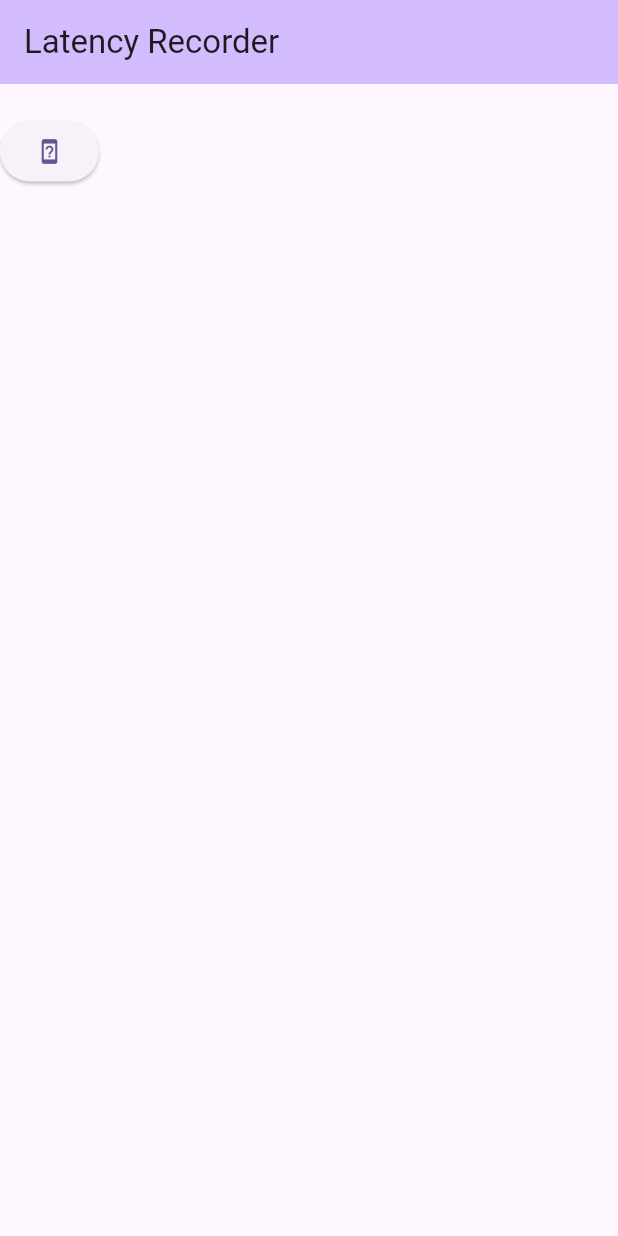
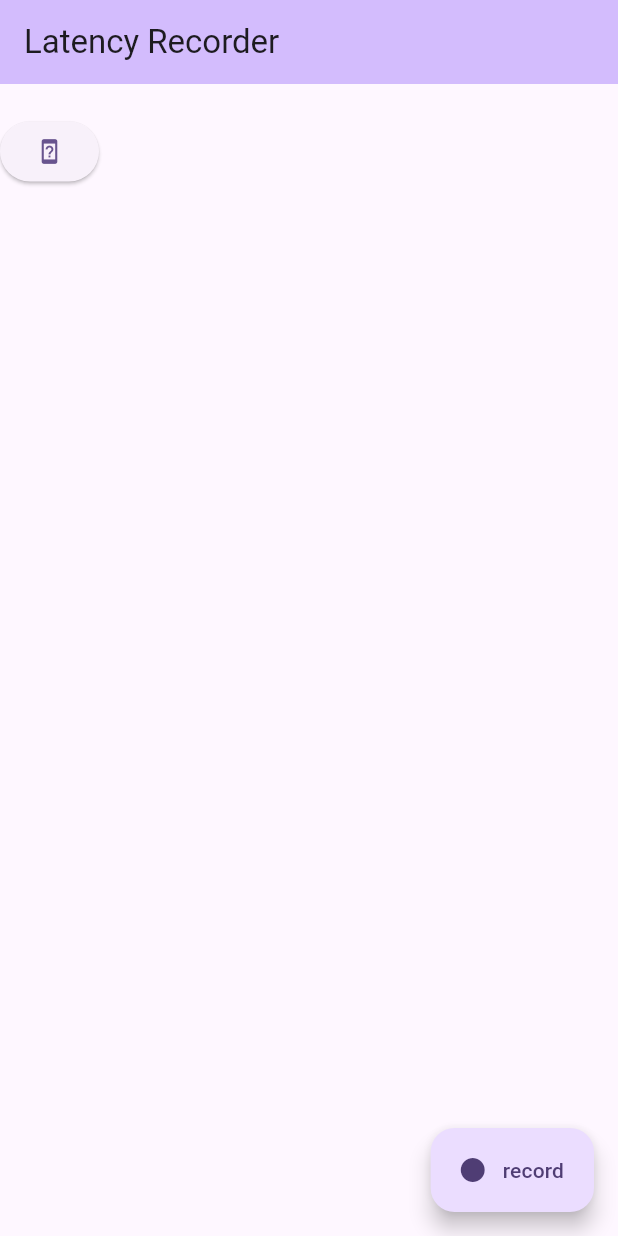
Before and after one commit to JasperVanDenBosch/electrotime, a Flutter app: the screen it shows after launch, on a phone screen of 412 x 824 dp. Run offline on Flutter 3.47's test engine with Material 3 defaults, Android fonts, the phone set to English and light mode, and no system bars; missing offline and left inert: flutter_libserialport.

Commit message:
record button, steps towards device dialog

```diff
--- a/gui/lib/home.dart
+++ b/gui/lib/home.dart
@@ -1,11 +1,11 @@
 import 'package:flutter/material.dart';
 import 'package:latrec/ports.dart';
-
+import 'package:latrec/recordbutton.dart';
 
 class HomePage extends StatefulWidget {
-  const HomePage({super.key, required this.title});
+  const HomePage({super.key});
 
-  final String title;
+  static const title = 'Latency Recorder';
 
   @override
   State<HomePage> createState() => _HomePageState();
@@ -13,6 +13,7 @@ class HomePage extends StatefulWidget {
 
 class _HomePageState extends State<HomePage> {
   String? selectedPortAddress;
+  bool recording = false;
 
   @override
   void initState() {
@@ -21,15 +22,12 @@ class _HomePageState extends State<HomePage> {
 
   Future<void> _changePort(BuildContext context) async {
 
-    selectedPortAddress = await Navigator.push<String?>(
-      context,
-      MaterialPageRoute(builder: (context) => PortsPage(selectedPortAddress)),
-    );
-
-    // When a BuildContext is used from a StatefulWidget, the mounted property
-    // must be checked after an asynchronous gap.
-    if (!context.mounted) return;
-    setState(() {});
+    //selectedPortAddress =
+    selectDevice(context).then((newPortAddress) {
+      setState(() {
+        selectedPortAddress = newPortAddress;
+      });
+    });
 
   }
 
@@ -49,16 +47,30 @@ class _HomePageState extends State<HomePage> {
     return Scaffold(
       appBar: AppBar(
         backgroundColor: Theme.of(context).colorScheme.inversePrimary,
-        title: Text(widget.title),
+        title: const Text(HomePage.title),
       ),
       body: Column(
         children: [
           Text(selectedPortLabel()),
           ElevatedButton(
-            child: Icon(Icons.device_unknown),
-            onPressed: () { _changePort(context); }
+            child: const Icon(Icons.device_unknown),
+            onPressed: () {
+              selectDevice(context).then((newPortAddress) {
+                setState(() {
+                  selectedPortAddress = newPortAddress;
+                });
+              });
+            }
           ),
         ]
+      ),
+      floatingActionButton: RecordButton(
+        active: recording,
+        callback: () {
+          setState(() {
+            recording = !recording;
+          });
+        }
       )
     );
   }
--- a/gui/lib/main.dart
+++ b/gui/lib/main.dart
@@ -18,7 +18,7 @@ class LatRecApp extends StatelessWidget {
         colorScheme: ColorScheme.fromSeed(seedColor: Colors.deepPurple),
         useMaterial3: true,
       ),
-      home: const HomePage(title: 'Latency Recorder'),
+      home: const HomePage(),
     );
   }
 }
--- /dev/null
+++ b/gui/lib/recordbutton.dart
@@ -0,0 +1,17 @@
+import 'package:flutter/material.dart';
+
+class RecordButton extends StatelessWidget {
+  const RecordButton({super.key, required this.active, required this.callback});
+
+  final bool active;
+  final VoidCallback callback;
+
+  @override
+  Widget build(BuildContext context) {
+    return FloatingActionButton.extended(
+      onPressed: callback,
+      icon: Icon(Icons.fiber_manual_record, color: active ? Colors.red: null),
+      label: const Text('record'),
+    );
+  }
+}
```
Also changed, not shown: gui/lib/ports.dart (+21 -4 lines).
